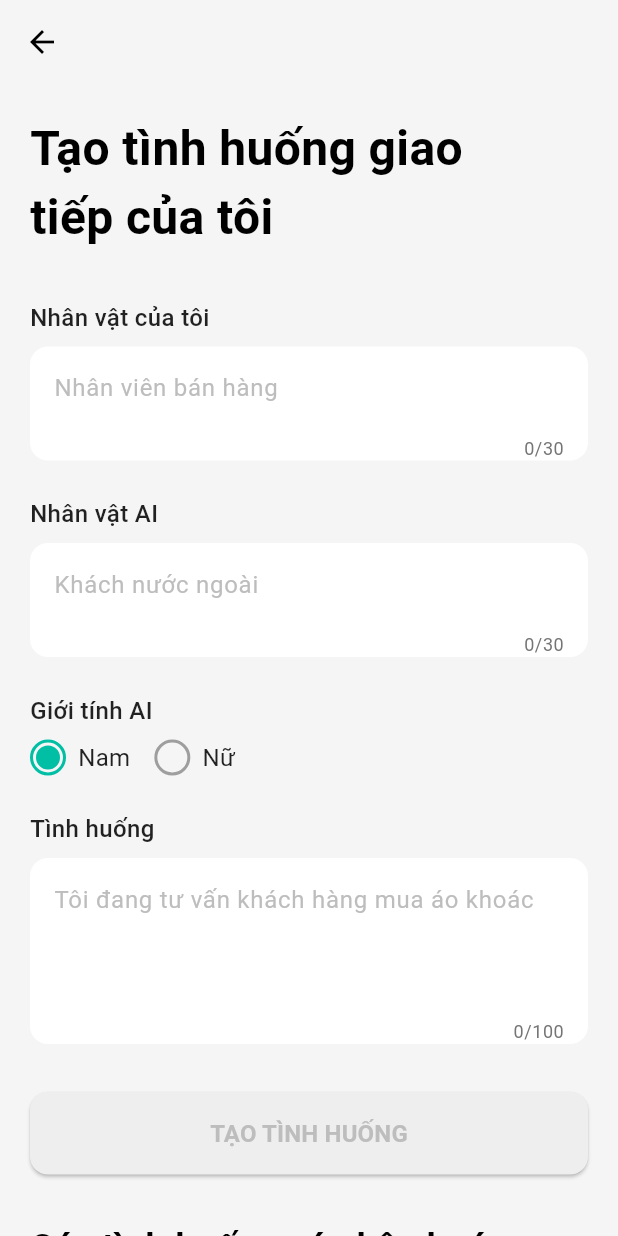
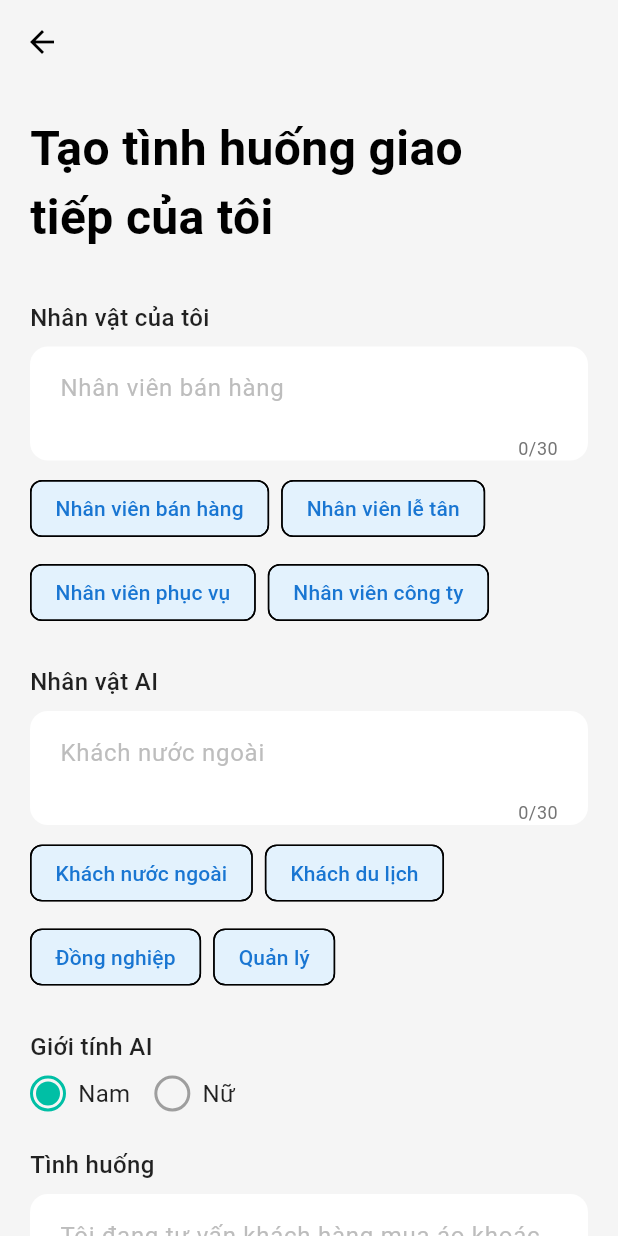
Before and after one commit to dungken/speaking_english_with_ai_app, a Flutter app: the CreateSituationScreen screen opened directly, on a phone screen of 412 x 824 dp. Run offline on Flutter 3.47's test engine with Material 3 defaults, Android fonts, the phone set to English and light mode, and no system bars; our stand-ins replace animated_text_kit, appwrite, cached_network_image, flutter_animate, get, google_generative_ai and 5 more; missing offline and left inert: dart_openai, easy_audience_network, gallery_saver_updated, translator_plus; accounts and stored records are empty; network calls fail; project files that could hold a hidden picture were left out.

Commit message:
Add suggestion and border for user input,

```diff
--- a/mobile/lib/screen/feature/conversation/create_situation_screen.dart
+++ b/mobile/lib/screen/feature/conversation/create_situation_screen.dart
@@ -22,12 +22,68 @@ class _CreateSituationScreenState extends State<CreateSituationScreen> {
   final TextEditingController _situationController = TextEditingController();
   String _selectedGender = 'Nam';
 
+  // Popular role suggestions
+  final List<String> _popularMyRoles = [
+    'Nhân viên bán hàng',
+    'Nhân viên lễ tân',
+    'Nhân viên phục vụ',
+    'Nhân viên công ty',
+  ];
+
+  final List<String> _popularAIRoles = [
+    'Khách nước ngoài',
+    'Khách du lịch',
+    'Đồng nghiệp',
+    'Quản lý',
+  ];
+
+  final List<String> _popularSituations = [
+    'Tôi đang tư vấn khách hàng mua áo khoác',
+    'Tôi đang hướng dẫn khách check-in khách sạn',
+    'Tôi đang phỏng vấn xin việc',
+    'Tôi đang thuyết trình dự án',
+  ];
+
   @override
   void dispose() {
     _myRoleController.dispose();
     _aiRoleController.dispose();
     _situationController.dispose();
     super.dispose();
+  }
+
+  void _selectMyRole(String role) {
+    setState(() {
+      _myRoleController.text = role;
+    });
+  }
+
+  void _selectAIRole(String role) {
+    setState(() {
+      _aiRoleController.text = role;
+    });
+  }
+
+  void _selectSituation(String situation) {
+    setState(() {
+      _situationController.text = situation;
+    });
+  }
+
+  Widget _buildSuggestionChips(
+      List<String> suggestions, Function(String) onSelected) {
+    return Wrap(
+      spacing: 8,
+      runSpacing: 8,
+      children: suggestions
+          .map((suggestion) => ActionChip(
+                label: Text(suggestion),
+                backgroundColor: Colors.blue.shade50,
+                labelStyle: TextStyle(color: Colors.blue.shade700),
+                onPressed: () => onSelected(suggestion),
+              ))
+          .toList(),
+    );
   }
 
   @override
@@ -78,16 +134,30 @@ class _CreateSituationScreenState extends State<CreateSituationScreen> {
                 child: TextField(
                   controller: _myRoleController,
                   maxLength: 30,
+                  style: const TextStyle(
+                    color: Colors.black87,
+                    fontSize: 16,
+                  ),
                   decoration: InputDecoration(
                     hintText: 'Nhân viên bán hàng',
                     hintStyle: TextStyle(color: Colors.grey[400]),
-                    border: InputBorder.none,
+                    border: OutlineInputBorder(
+                      borderRadius: BorderRadius.circular(12),
+                      borderSide: BorderSide.none,
+                    ),
+                    focusedBorder: OutlineInputBorder(
+                      borderRadius: BorderRadius.circular(12),
+                      borderSide:
+                          const BorderSide(color: Color(0xFF00BFA5), width: 2),
+                    ),
                     contentPadding: const EdgeInsets.all(16),
                     counterText: '${_myRoleController.text.length}/30',
                     counterStyle: TextStyle(color: Colors.grey[600]),
                   ),
                 ),
               ),
+              const SizedBox(height: 8),
+              _buildSuggestionChips(_popularMyRoles, _selectMyRole),
               const SizedBox(height: 24),
 
               // AI Role Section
@@ -108,16 +178,30 @@ class _CreateSituationScreenState extends State<CreateSituationScreen> {
                 child: TextField(
                   controller: _aiRoleController,
                   maxLength: 30,
+                  style: const TextStyle(
+                    color: Colors.black87,
+                    fontSize: 16,
+                  ),
                   decoration: InputDecoration(
                     hintText: 'Khách nước ngoài',
                     hintStyle: TextStyle(color: Colors.grey[400]),
-                    border: InputBorder.none,
+                    border: OutlineInputBorder(
+                      borderRadius: BorderRadius.circular(12),
+                      borderSide: BorderSide.none,
+                    ),
+                    focusedBorder: OutlineInputBorder(
+                      borderRadius: BorderRadius.circular(12),
+                      borderSide:
+                          const BorderSide(color: Color(0xFF00BFA5), width: 2),
+                    ),
                     contentPadding: const EdgeInsets.all(16),
                     counterText: '${_aiRoleController.text.length}/30',
                     counterStyle: TextStyle(color: Colors.grey[600]),
                   ),
                 ),
               ),
+              const SizedBox(height: 8),
+              _buildSuggestionChips(_popularAIRoles, _selectAIRole),
               const SizedBox(height: 24),
 
               // AI Gender Section
@@ -158,16 +242,30 @@ class _CreateSituationScreenState extends State<CreateSituationScreen> {
                   controller: _situationController,
                   maxLength: 100,
                   maxLines: 3,
+                  style: const TextStyle(
+                    color: Colors.black87,
+                    fontSize: 16,
+                  ),
                   decoration: InputDecoration(
                     hintText: 'Tôi đang tư vấn khách hàng mua áo khoác',
                     hintStyle: TextStyle(color: Colors.grey[400]),
-                    border: InputBorder.none,
+                    border: OutlineInputBorder(
+                      borderRadius: BorderRadius.circular(12),
+                      borderSide: BorderSide.none,
+                    ),
+                    focusedBorder: OutlineInputBorder(
+                      borderRadius: BorderRadius.circular(12),
+                      borderSide:
+                          const BorderSide(color: Color(0xFF00BFA5), width: 2),
+                    ),
                     contentPadding: const EdgeInsets.all(16),
                     counterText: '${_situationController.text.length}/100',
                     counterStyle: TextStyle(color: Colors.grey[600]),
                   ),
                 ),
               ),
+              const SizedBox(height: 8),
+              _buildSuggestionChips(_popularSituations, _selectSituation),
               const SizedBox(height: 32),
 
               // Create Button
@@ -175,15 +273,25 @@ class _CreateSituationScreenState extends State<CreateSituationScreen> {
                 width: double.infinity,
                 child: ElevatedButton(
                   onPressed: () {
-                    controller.createConversation(
-                      _myRoleController.text,
-                      _aiRoleController.text,
-                      _situationController.text,
-                    );
+                    if (_myRoleController.text.isNotEmpty &&
+                        _aiRoleController.text.isNotEmpty &&
+                        _situationController.text.isNotEmpty) {
+                      controller.createConversation(
+                        _myRoleController.text,
+                        _aiRoleController.text,
+                        _situationController.text,
+                      );
+                    } else {
+                      Get.snackbar(
+                        'Thông báo',
+                        'Vui lòng điền đầy đủ thông tin',
+                        snackPosition: SnackPosition.BOTTOM,
+                      );
+                    }
                   },
                   style: ElevatedButton.styleFrom(
-                    backgroundColor: Colors.grey[200],
-                    foregroundColor: Colors.grey[400],
+                    backgroundColor: const Color(0xFF00BFA5),
+                    foregroundColor: Colors.white,
                     padding: const EdgeInsets.symmetric(vertical: 16),
                     shape: RoundedRectangleBorder(
                       borderRadius: BorderRadius.circular(12),
@@ -197,23 +305,6 @@ class _CreateSituationScreenState extends State<CreateSituationScreen> {
                     ),
                   ),
                 ),
-              ),
-
-              const SizedBox(height: 32),
-              // Popular Situations Section
-              const Text(
-                'Các tình huống cá nhân hoá\nđược yêu thích nhất',
-                style: TextStyle(
-                  color: Colors.black,
-                  fontSize: 24,
-                  fontWeight: FontWeight.bold,
-                ),
-              ),
-              const SizedBox(height: 16),
-              _buildPopularSituation(
-                'Nhân vật của bạn',
-                'Một nhân viên công ty',
-                Icons.person_outline,
               ),
             ],
           ),
@@ -263,45 +354,4 @@ class _CreateSituationScreenState extends State<CreateSituationScreen> {
       ),
     );
   }
-
-  Widget _buildPopularSituation(
-      String title, String description, IconData icon) {
-    return Container(
-      padding: const EdgeInsets.all(16),
-      decoration: BoxDecoration(
-        color: Colors.white,
-        borderRadius: BorderRadius.circular(12),
-      ),
-      child: Row(
-        children: [
-          CircleAvatar(
-            backgroundColor: Colors.grey[100],
-            child: Icon(icon, color: Colors.grey[600]),
-          ),
-          const SizedBox(width: 16),
-          Column(
-            crossAxisAlignment: CrossAxisAlignment.start,
-            children: [
-              Text(
-                title,
-                style: TextStyle(
-                  color: Colors.grey[600],
-                  fontSize: 14,
-                ),
-              ),
-              const SizedBox(height: 4),
-              Text(
-                description,
-                style: const TextStyle(
-                  color: Colors.black87,
-                  fontSize: 16,
-                  fontWeight: FontWeight.w500,
-                ),
-              ),
-            ],
-          ),
-        ],
-      ),
-    );
-  }
 }
```
